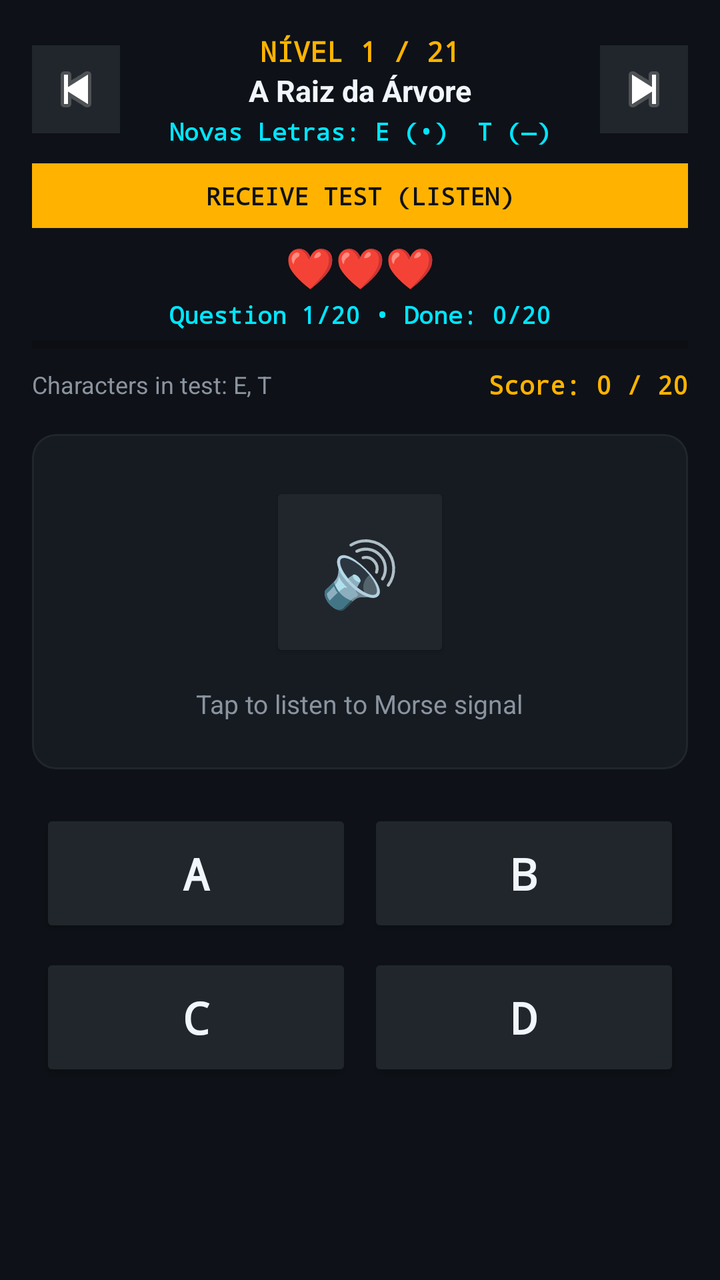
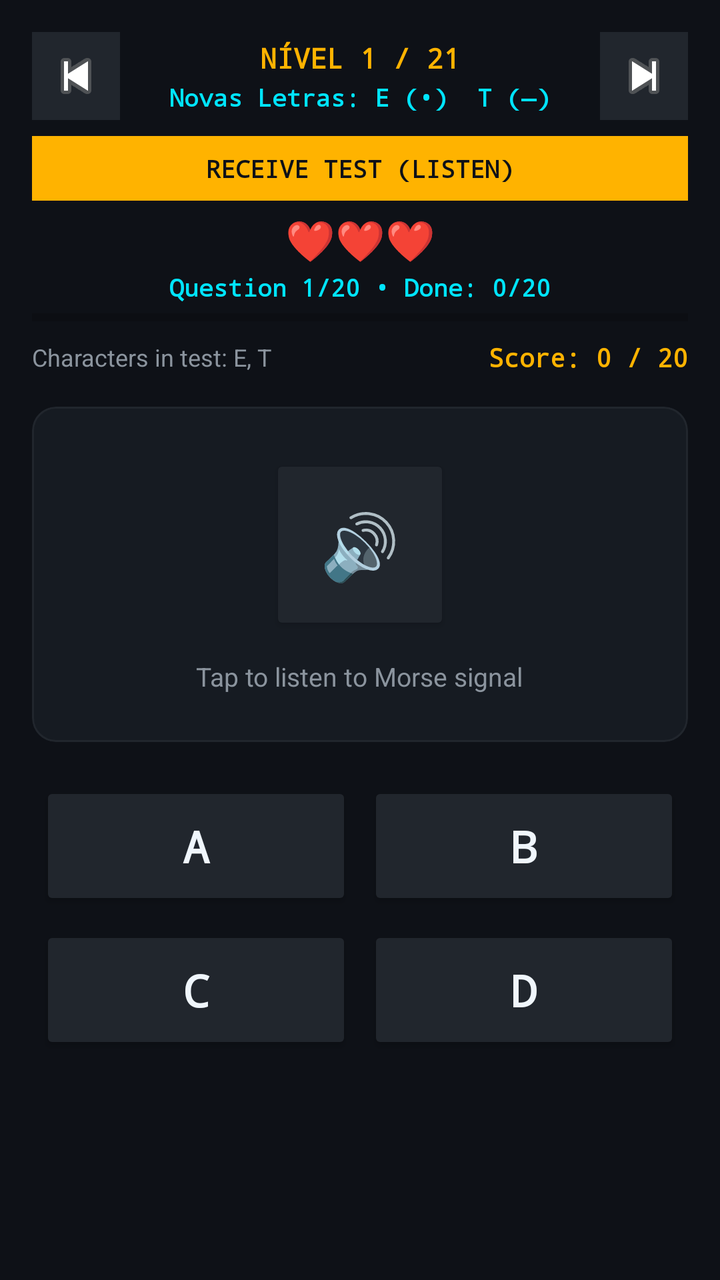

Compare the two renders of this Android layout. The source of the first and the diff that turns it into the second are given below.
<!-- AndroidManifest.xml: application theme Theme.MorseGO -->
<!-- res/layout/fragment_receive.xml -->
<?xml version="1.0" encoding="utf-8"?>
<LinearLayout xmlns:android="http://schemas.android.com/apk/res/android"
    xmlns:app="http://schemas.android.com/apk/res-auto"
    android:layout_width="match_parent"
    android:layout_height="match_parent"
    android:background="@color/radio_dark"
    android:orientation="vertical"
    android:padding="16dp">

    
    <LinearLayout
        android:layout_width="match_parent"
        android:layout_height="wrap_content"
        android:gravity="center_vertical"
        android:orientation="horizontal">

        <ImageButton
            android:id="@+id/btnPrevLevel"
            android:layout_width="44dp"
            android:layout_height="44dp"
            android:background="@color/radio_surface_variant"
            android:contentDescription="Nível Anterior"
            android:src="@android:drawable/ic_media_previous" />

        <LinearLayout
            android:layout_width="0dp"
            android:layout_height="wrap_content"
            android:layout_weight="1"
            android:gravity="center"
            android:orientation="vertical">

            <TextView
                android:id="@+id/tvLevelNumber"
                android:layout_width="wrap_content"
                android:layout_height="wrap_content"
                android:fontFamily="monospace"
                android:text="NÍVEL 1 / 21"
                android:textColor="@color/morse_amber"
                android:textSize="14sp"
                android:textStyle="bold" />

            <TextView
                android:id="@+id/tvLevelTitle"
                android:layout_width="wrap_content"
                android:layout_height="wrap_content"
                android:text="A Raiz da Árvore"
                android:textColor="@color/text_primary"
                android:textSize="15sp"
                android:textStyle="bold" />

            <TextView
                android:id="@+id/tvNewCharacters"
                android:layout_width="wrap_content"
                android:layout_height="wrap_content"
                android:layout_marginTop="2dp"
                android:fontFamily="monospace"
                android:text="Novas Letras: E (•)  T (—)"
                android:textColor="@color/morse_cyan"
                android:textSize="12sp"
                android:textStyle="bold" />
        </LinearLayout>

        <ImageButton
            android:id="@+id/btnNextLevel"
            android:layout_width="44dp"
            android:layout_height="44dp"
            android:background="@color/radio_surface_variant"
            android:contentDescription="Próximo Nível"
            android:src="@android:drawable/ic_media_next" />
    </LinearLayout>

    <ScrollView
        android:layout_width="match_parent"
        android:layout_height="0dp"
        android:layout_marginTop="8dp"
        android:layout_weight="1"
        android:fillViewport="true">

        <LinearLayout
            android:layout_width="match_parent"
            android:layout_height="wrap_content"
            android:orientation="vertical">

            
            <TextView
                android:id="@+id/tvPracticeHeaderTitle"
                android:layout_width="match_parent"
                android:layout_height="wrap_content"
                android:background="@color/morse_amber"
                android:fontFamily="monospace"
                android:gravity="center"
                android:padding="8dp"
                android:text="@string/receive_test_header"
                android:textColor="@color/radio_dark"
                android:textSize="12sp"
                android:textStyle="bold" />

            
            <TextView
                android:id="@+id/tvReceiveLives"
                android:layout_width="match_parent"
                android:layout_height="wrap_content"
                android:layout_marginTop="6dp"
                android:gravity="center"
                android:text="❤️❤️❤️"
                android:textColor="@color/morse_amber"
                android:textSize="20sp"
                android:textStyle="bold"
                android:visibility="visible" />

            
            <TextView
                android:id="@+id/tvReceiveProgress"
                android:layout_width="match_parent"
                android:layout_height="wrap_content"
                android:layout_marginTop="2dp"
                android:gravity="center"
                android:fontFamily="monospace"
                android:text="Question 1/20 • Done: 0/20"
                android:textColor="@color/morse_cyan"
                android:textSize="12sp"
                android:textStyle="bold"
                android:visibility="visible" />

            <ProgressBar
                android:id="@+id/pbReceiveProgress"
                style="?android:attr/progressBarStyleHorizontal"
                android:layout_width="match_parent"
                android:layout_height="6dp"
                android:layout_marginTop="4dp"
                android:layout_marginBottom="4dp"
                android:max="20"
                android:progress="0"
                android:progressTint="@color/morse_amber" />

            
            <LinearLayout
                android:layout_width="match_parent"
                android:layout_height="wrap_content"
                android:layout_marginTop="4dp"
                android:gravity="center_vertical"
                android:orientation="horizontal">

                <TextView
                    android:id="@+id/tvPracticeUnlockedInfo"
                    android:layout_width="0dp"
                    android:layout_height="wrap_content"
                    android:layout_weight="1"
                    android:text="Characters in test: E, T"
                    android:textColor="@color/text_secondary"
                    android:textSize="12sp" />

                <TextView
                    android:id="@+id/tvPracticeScore"
                    android:layout_width="wrap_content"
                    android:layout_height="wrap_content"
                    android:fontFamily="monospace"
                    android:text="Score: 0 / 20"
                    android:textColor="@color/morse_amber"
                    android:textSize="13sp"
                    android:textStyle="bold" />
            </LinearLayout>

            
            <com.google.android.material.card.MaterialCardView
                android:layout_width="match_parent"
                android:layout_height="wrap_content"
                android:layout_marginTop="16dp"
                android:backgroundTint="@color/radio_surface"
                app:cardCornerRadius="12dp"
                app:cardElevation="0dp"
                app:strokeColor="@color/radio_surface_variant"
                app:strokeWidth="1dp">

                <LinearLayout
                    android:layout_width="match_parent"
                    android:layout_height="wrap_content"
                    android:gravity="center_horizontal"
                    android:orientation="vertical"
                    android:padding="24dp">

                    <Button
                        android:id="@+id/btnPlayQuestionAudio"
                        android:layout_width="90dp"
                        android:layout_height="90dp"
                        android:backgroundTint="@color/radio_surface_variant"
                        android:fontFamily="monospace"
                        android:text="🔊"
                        android:textColor="@color/morse_amber"
                        android:textSize="32sp"
                        app:cornerRadius="45dp"
                        app:strokeColor="@color/morse_amber"
                        app:strokeWidth="2dp" />

                    <TextView
                        android:id="@+id/tvPracticeTapPrompt"
                        android:layout_width="wrap_content"
                        android:layout_height="wrap_content"
                        android:layout_marginTop="12dp"
                        android:text="@string/practice_tap_to_listen"
                        android:textColor="@color/text_secondary"
                        android:textSize="13sp" />
                </LinearLayout>
            </com.google.android.material.card.MaterialCardView>

            
            <GridLayout
                android:layout_width="match_parent"
                android:layout_height="wrap_content"
                android:layout_marginTop="16dp"
                android:columnCount="2"
                android:rowCount="2">

                <Button
                    android:id="@+id/btnOpt1"
                    android:layout_width="0dp"
                    android:layout_height="64dp"
                    android:layout_columnWeight="1"
                    android:layout_margin="4dp"
                    android:backgroundTint="@color/radio_surface_variant"
                    android:fontFamily="monospace"
                    android:text="A"
                    android:textColor="@color/text_primary"
                    android:textSize="22sp"
                    android:textStyle="bold"
                    app:cornerRadius="8dp" />

                <Button
                    android:id="@+id/btnOpt2"
                    android:layout_width="0dp"
                    android:layout_height="64dp"
                    android:layout_columnWeight="1"
                    android:layout_margin="4dp"
                    android:backgroundTint="@color/radio_surface_variant"
                    android:fontFamily="monospace"
                    android:text="B"
                    android:textColor="@color/text_primary"
                    android:textSize="22sp"
                    android:textStyle="bold"
                    app:cornerRadius="8dp" />

                <Button
                    android:id="@+id/btnOpt3"
                    android:layout_width="0dp"
                    android:layout_height="64dp"
                    android:layout_columnWeight="1"
                    android:layout_margin="4dp"
                    android:backgroundTint="@color/radio_surface_variant"
                    android:fontFamily="monospace"
                    android:text="C"
                    android:textColor="@color/text_primary"
                    android:textSize="22sp"
                    android:textStyle="bold"
                    app:cornerRadius="8dp" />

                <Button
                    android:id="@+id/btnOpt4"
                    android:layout_width="0dp"
                    android:layout_height="64dp"
                    android:layout_columnWeight="1"
                    android:layout_margin="4dp"
                    android:backgroundTint="@color/radio_surface_variant"
                    android:fontFamily="monospace"
                    android:text="D"
                    android:textColor="@color/text_primary"
                    android:textSize="22sp"
                    android:textStyle="bold"
                    app:cornerRadius="8dp" />
            </GridLayout>

            
            <TextView
                android:id="@+id/tvQuizResult"
                android:layout_width="match_parent"
                android:layout_height="wrap_content"
                android:layout_marginTop="12dp"
                android:gravity="center"
                android:textColor="@color/morse_green"
                android:textSize="15sp"
                android:textStyle="bold"
                android:visibility="gone" />

            <Button
                android:id="@+id/btnNextQuestion"
                android:layout_width="match_parent"
                android:layout_height="52dp"
                android:layout_marginTop="12dp"
                android:layout_marginBottom="24dp"
                android:backgroundTint="@color/morse_amber"
                android:fontFamily="monospace"
                android:text="@string/practice_next_question"
                android:textColor="@color/radio_dark"
                android:textStyle="bold"
                android:visibility="gone" />

        </LinearLayout>
    </ScrollView>
</LinearLayout>
<!-- resources referenced by this layout -->
<resources>
  <color name="morse_amber">#FFB300</color>
  <color name="morse_cyan">#00E5FF</color>
  <color name="morse_green">#00E676</color>
  <color name="radio_dark">#0E1117</color>
  <color name="radio_surface">#161B22</color>
  <color name="radio_surface_variant">#21262D</color>
  <color name="text_primary">#F0F6FC</color>
  <color name="text_secondary">#8B949E</color>
  <string name="practice_next_question">Next Question ▶</string>
  <string name="practice_tap_to_listen">Tap to listen to Morse signal</string>
  <string name="receive_test_header">RECEIVE TEST (LISTEN)</string>
  <style name="Theme.MorseGO" parent="Theme.MaterialComponents.DayNight.NoActionBar">
          
          <item name="colorPrimary">@color/morse_amber</item>
          <item name="colorPrimaryVariant">@color/morse_amber_dark</item>
          <item name="colorOnPrimary">@color/radio_dark</item>
  
          
          <item name="colorSecondary">@color/morse_cyan</item>
          <item name="colorSecondaryVariant">@color/morse_cyan_dark</item>
          <item name="colorOnSecondary">@color/radio_dark</item>
  
          
          <item name="android:colorBackground">@color/radio_dark</item>
          <item name="colorSurface">@color/radio_surface</item>
          <item name="colorOnSurface">@color/text_primary</item>
  
          
          <item name="android:statusBarColor">@color/radio_dark</item>
          <item name="android:navigationBarColor">@color/radio_dark</item>
          <item name="android:windowLightStatusBar">false</item>
      </style>
  <color name="morse_amber_dark">#FF8F00</color>
  <color name="morse_cyan_dark">#00B0FF</color>
</resources>

<!-- the commit's change to res/layout/fragment_receive.xml (unified diff, before → after) -->
@@ -37,15 +37,6 @@
                 android:text="NÍVEL 1 / 21"
                 android:textColor="@color/morse_amber"
                 android:textSize="14sp"
-                android:textStyle="bold" />
-
-            <TextView
-                android:id="@+id/tvLevelTitle"
-                android:layout_width="wrap_content"
-                android:layout_height="wrap_content"
-                android:text="A Raiz da Árvore"
-                android:textColor="@color/text_primary"
-                android:textSize="15sp"
                 android:textStyle="bold" />
 
             <TextView
